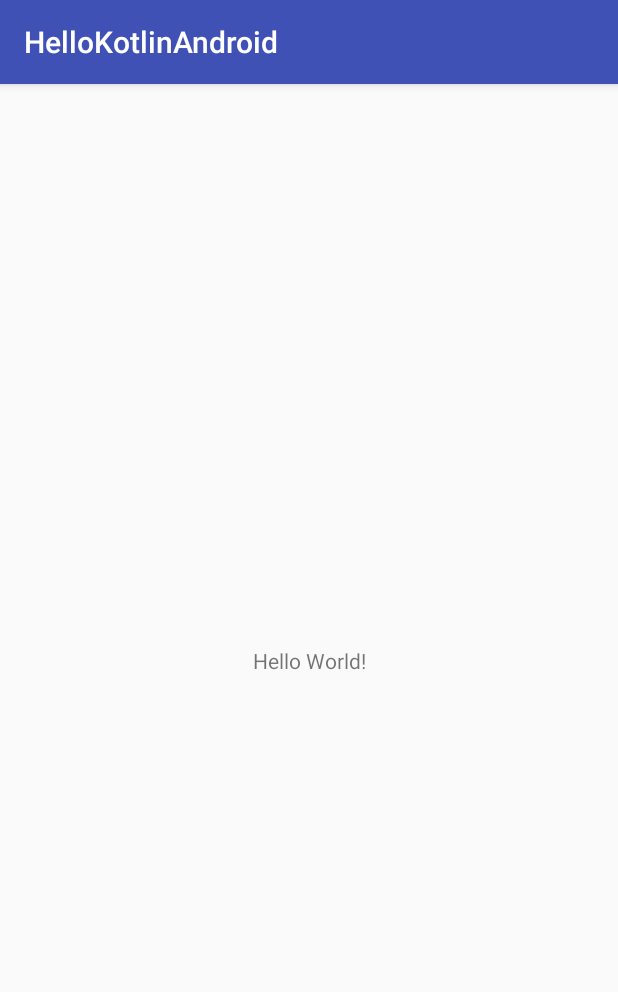
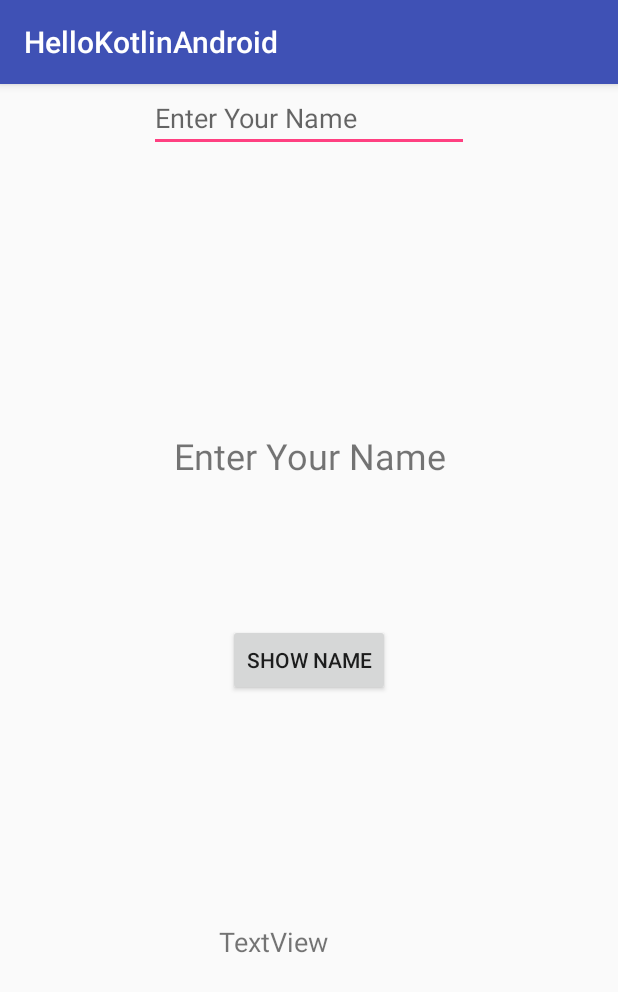
Before and after one commit to kalug89/Build12Apps, an Android app: the screen it shows after launch (MainActivity), on a phone screen of 412 x 824 dp. Shown: the top 992 px of the screen. Run offline under Robolectric (Android 15) with nearby library versions, the phone set to English and light mode, and no system bars.

Commit message:
Again configure Android Studio

```diff
--- a/app/src/main/java/pl/dkaluzny/hellokotlinandroid/MainActivity.kt
+++ b/app/src/main/java/pl/dkaluzny/hellokotlinandroid/MainActivity.kt
@@ -2,11 +2,16 @@ package pl.dkaluzny.hellokotlinandroid
 
 import android.support.v7.app.AppCompatActivity
 import android.os.Bundle
+import kotlinx.android.synthetic.main.activity_main.*
 
 class MainActivity : AppCompatActivity() {
 
     override fun onCreate(savedInstanceState: Bundle?) {
         super.onCreate(savedInstanceState)
         setContentView(R.layout.activity_main)
+
+        var enteredText = enterNameEdit.text
+
+        showNameButton.setOnClickListener { resultId.text = enteredText }
     }
 }
--- a/app/src/main/res/layout/activity_main.xml
+++ b/app/src/main/res/layout/activity_main.xml
@@ -15,4 +15,60 @@
         app:layout_constraintRight_toRightOf="parent"
         app:layout_constraintTop_toTopOf="parent" />
 
+    <Button
+        android:id="@+id/showNameButton"
+        android:layout_width="wrap_content"
+        android:layout_height="wrap_content"
+        android:layout_marginBottom="8dp"
+        android:layout_marginEnd="8dp"
+        android:layout_marginStart="8dp"
+        android:layout_marginTop="8dp"
+        android:text="@string/button_name"
+        app:layout_constraintBottom_toBottomOf="parent"
+        app:layout_constraintEnd_toEndOf="parent"
+        app:layout_constraintStart_toStartOf="parent"
+        app:layout_constraintTop_toTopOf="parent" />
+
+    <TextView
+        android:id="@+id/textView"
+        android:layout_width="wrap_content"
+        android:layout_height="wrap_content"
+        android:layout_marginBottom="96dp"
+        android:layout_marginEnd="8dp"
+        android:layout_marginStart="8dp"
+        android:text="@string/title"
+        android:textSize="24sp"
+        app:layout_constraintBottom_toTopOf="@+id/showNameButton"
+        app:layout_constraintEnd_toEndOf="parent"
+        app:layout_constraintHorizontal_bias="0.502"
+        app:layout_constraintStart_toStartOf="parent" />
+
+    <EditText
+        android:id="@+id/enterNameEdit"
+        android:layout_width="wrap_content"
+        android:layout_height="wrap_content"
+        android:layout_marginEnd="8dp"
+        android:layout_marginStart="8dp"
+        android:ems="10"
+        android:hint="@string/hint_name"
+        android:inputType="textPersonName"
+        app:layout_constraintEnd_toEndOf="parent"
+        app:layout_constraintStart_toStartOf="parent"
+        tools:layout_editor_absoluteY="166dp" />
+
+    <TextView
+        android:id="@+id/resultId"
+        android:layout_width="120dp"
+        android:layout_height="58dp"
+        android:layout_marginBottom="8dp"
+        android:layout_marginEnd="8dp"
+        android:layout_marginStart="8dp"
+        android:layout_marginTop="8dp"
+        android:text="TextView"
+        android:textSize="18sp"
+        app:layout_constraintBottom_toBottomOf="parent"
+        app:layout_constraintEnd_toEndOf="parent"
+        app:layout_constraintStart_toStartOf="parent"
+        app:layout_constraintTop_toBottomOf="@+id/showNameButton" />
+
 </android.support.constraint.ConstraintLayout>
--- a/app/src/main/res/values/strings.xml
+++ b/app/src/main/res/values/strings.xml
@@ -1,3 +1,6 @@
 <resources>
     <string name="app_name">HelloKotlinAndroid</string>
+    <string name="button_name">Show Name</string>
+    <string name="title">Enter Your Name</string>
+    <string name="hint_name">Enter Your Name</string>
 </resources>
```
Also changed, not shown: gradle/wrapper/gradle-wrapper.properties.
